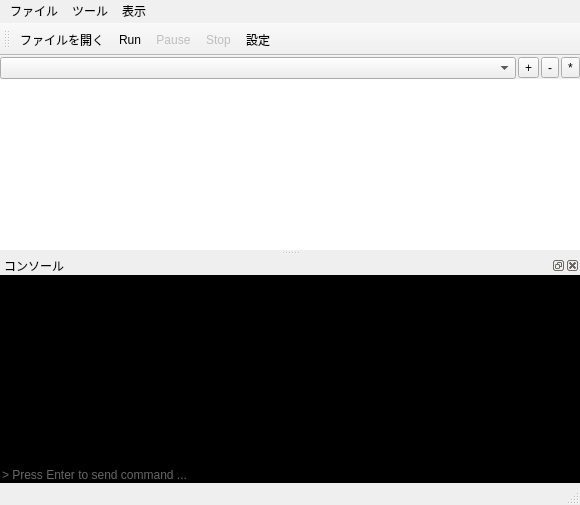
The window that src/AutoBatchRunner/autobatchrunner.ui (karakirimu/AutoBatchTools) describes before a commit, drawn with Qt 5.
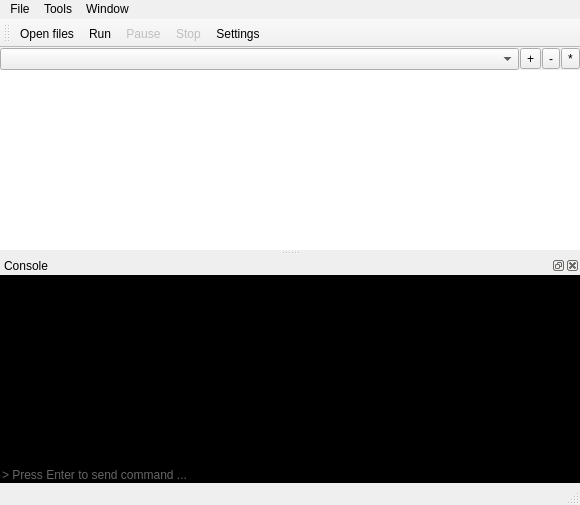
The same window after the commit. Icons and pictures are not drawn. Custom widgets are drawn as their Qt base class.

```diff
--- a/src/AutoBatchRunner/autobatchrunner.ui
+++ b/src/AutoBatchRunner/autobatchrunner.ui
@@ -43,13 +43,13 @@
       </property>
       <layout class="QHBoxLayout" name="horizontalLayout">
        <property name="spacing">
-        <number>2</number>
+        <number>1</number>
        </property>
        <property name="leftMargin">
         <number>0</number>
        </property>
        <property name="topMargin">
-        <number>1</number>
+        <number>0</number>
        </property>
        <property name="rightMargin">
         <number>0</number>
@@ -139,7 +139,7 @@
    </property>
    <widget class="QMenu" name="menu">
     <property name="title">
-     <string>ファイル</string>
+     <string>File</string>
     </property>
     <addaction name="actionOpen"/>
     <addaction name="separator"/>
@@ -147,7 +147,7 @@
    </widget>
    <widget class="QMenu" name="menu_2">
     <property name="title">
-     <string>ツール</string>
+     <string>Tools</string>
     </property>
     <addaction name="actionRun"/>
     <addaction name="actionPause"/>
@@ -157,7 +157,7 @@
    </widget>
    <widget class="QMenu" name="menu_3">
     <property name="title">
-     <string>表示</string>
+     <string>Window</string>
     </property>
     <addaction name="actionConsole"/>
     <addaction name="separator"/>
@@ -186,7 +186,7 @@
   <widget class="QStatusBar" name="statusBar"/>
   <widget class="BaseDockWidget" name="consoleDock">
    <property name="windowTitle">
-    <string>コンソール</string>
+    <string>Console</string>
    </property>
    <attribute name="dockWidgetArea">
     <number>8</number>
@@ -249,7 +249,7 @@
      <normaloff>:/default_icons/newfile.png</normaloff>:/default_icons/newfile.png</iconset>
    </property>
    <property name="text">
-    <string>ファイルを開く</string>
+    <string>Open files ...</string>
    </property>
   </action>
   <action name="actionExit">
@@ -274,7 +274,7 @@
      <normaloff>:/default_icons/settings.png</normaloff>:/default_icons/settings.png</iconset>
    </property>
    <property name="text">
-    <string>設定</string>
+    <string>Settings</string>
    </property>
   </action>
   <action name="actionRun">
@@ -329,6 +329,11 @@
    <extends>QComboBox</extends>
    <header>../profilecombobox/profilecombobox.h</header>
   </customwidget>
+  <customwidget>
+   <class>ConsoleView</class>
+   <extends>QTextEdit</extends>
+   <header>consoleview.h</header>
+  </customwidget>
   <customwidget>
    <class>BaseDockWidget</class>
    <extends>QDockWidget</extends>
@@ -340,11 +345,6 @@
    <extends>QTableWidget</extends>
    <header>../filequeuetable/filequeuetable.h</header>
   </customwidget>
-  <customwidget>
-   <class>ConsoleView</class>
-   <extends>QTextEdit</extends>
-   <header>consoleview.h</header>
-  </customwidget>
   <customwidget>
    <class>ConsoleEdit</class>
    <extends>QLineEdit</extends>
```
Left out of the diff: 34 changed lines with no effect on the pictures.
